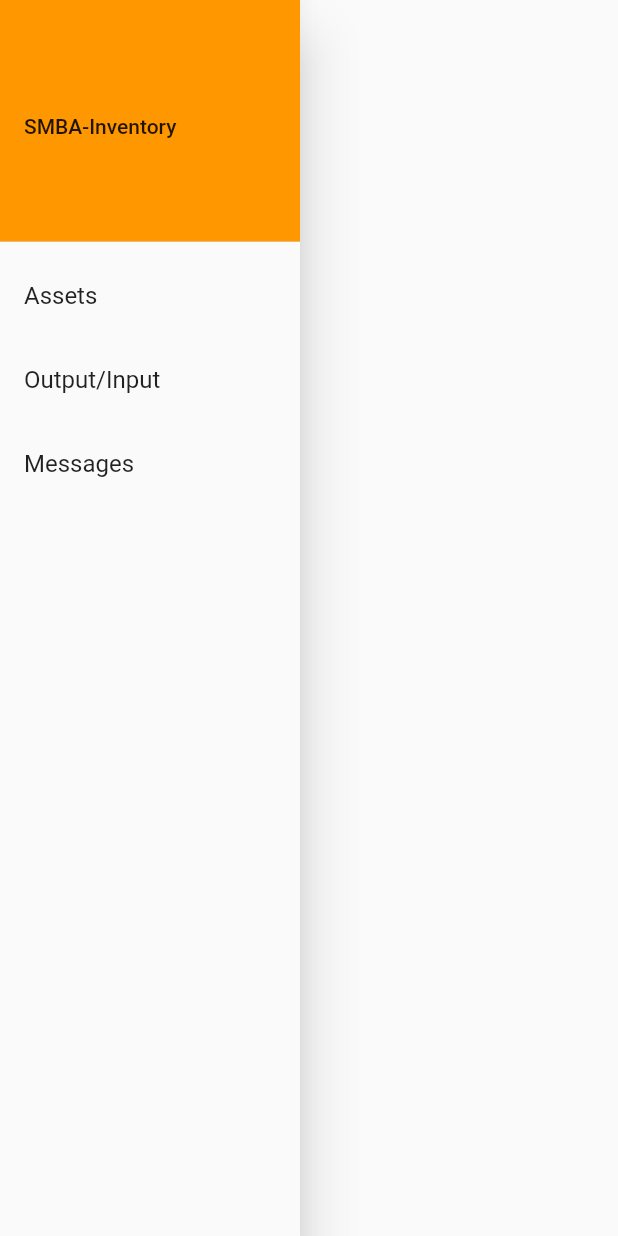
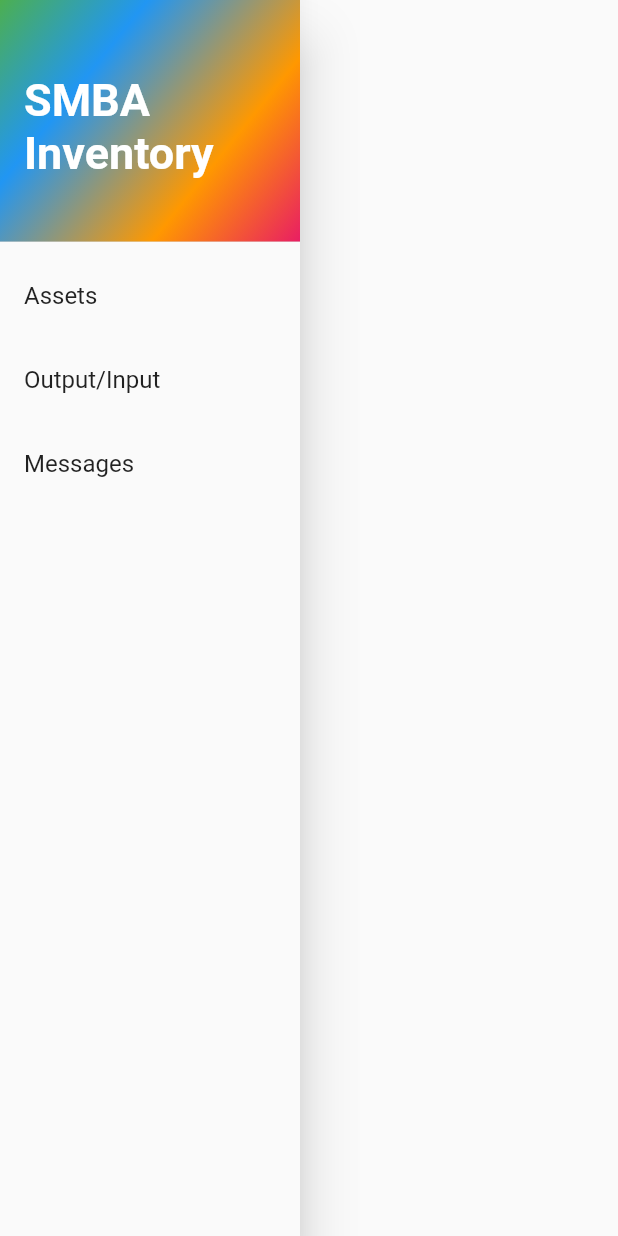
Before and after one commit to kokuraxc/inventory, a Flutter app: the InventoryDrawer widget shown alone on an empty page, opened directly, on a phone screen of 412 x 824 dp. Run offline on Flutter 3.47's test engine with Material 2 defaults, Android fonts, the phone set to English and light mode, and no system bars; our stand-ins replace flutter_spinkit.

Commit message:
added assets screen; adjusted drawer header

```diff
--- a/lib/drawer.dart
+++ b/lib/drawer.dart
@@ -10,10 +10,33 @@ class InventoryDrawer extends StatelessWidget {
           padding: EdgeInsets.zero,
           children: <Widget>[
             DrawerHeader(
-              decoration: BoxDecoration(color: Colors.orange),
+              decoration: BoxDecoration(
+                  gradient: LinearGradient(
+                      begin: Alignment.topLeft,
+                      end: Alignment.bottomRight,
+                      stops: [
+                    0.0,
+                    0.3,
+                    0.7,
+                    1.0,
+                  ],
+                      colors: [
+                    Colors.green,
+                    Colors.blue,
+                    Colors.orange,
+                    Colors.pink
+                  ])),
               child: Align(
-                  alignment: Alignment.centerLeft,
-                  child: Text('SMBA-Inventory')),
+                alignment: Alignment.centerLeft,
+                child: Text(
+                  'SMBA Inventory',
+                  style: TextStyle(
+                    fontSize: 30,
+                    color: Colors.white,
+                    fontWeight: FontWeight.bold,
+                  ),
+                ),
+              ),
             ),
             ListTile(
               title: Text('Assets'),
--- a/lib/splashscreen.dart
+++ b/lib/splashscreen.dart
@@ -1,6 +1,6 @@
 import 'package:flutter/material.dart';
 import 'package:flutter_spinkit/flutter_spinkit.dart';
-import 'package:inventory/overview.dart';
+import 'package:inventory/assets.dart';
 
 class SplashScreen extends StatelessWidget {
   @override
@@ -8,8 +8,8 @@ class SplashScreen extends StatelessWidget {
     // redirect to overview screen
     Future.delayed(
         Duration(seconds: 3),
-        () => Navigator.pushReplacement(context,
-            MaterialPageRoute(builder: (context) => OverviewScreen())));
+        () => Navigator.pushReplacement(
+            context, MaterialPageRoute(builder: (context) => AssetsScreen())));
 
     return Material(
       child: Container(
```
Also changed, not shown: lib/assets.dart (added, +104 -0 lines), images/30204.png (added), images/30205.png (added), images/30213.png (added), images/input_shaft.png (added), images/nut.png (added), images/output_gear.png (added), images/output_shaft.png (added), images/transfer_shaft.png (added).
